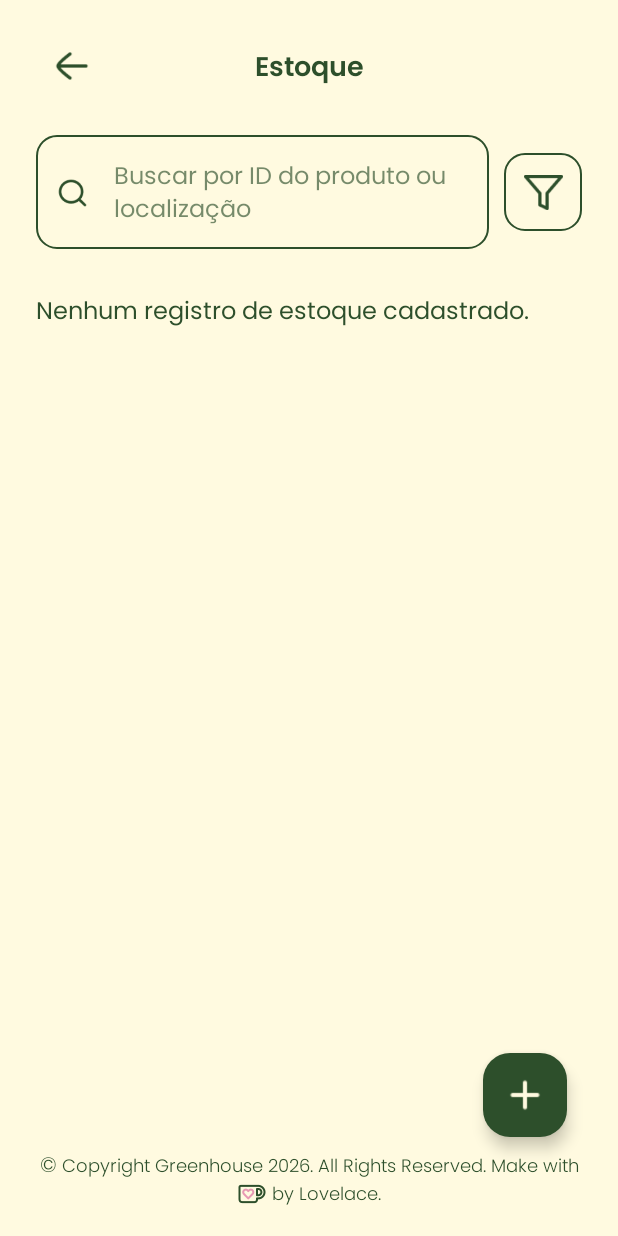
After one commit to TheLovelace/Greenhouse, an Android app built with Jetpack Compose: the composable EstoqueLista called with empty values, on a phone screen of 412 x 824 dp. The commit adds this screen. Run offline under Robolectric (Android 15) with nearby library versions, the phone set to English and light mode, and no system bars; our stand-ins replace Compose Multiplatform resources.

Commit message:
feat: adiciona telas de edição e listagem de estoque

```diff
--- /dev/null
+++ b/shared/src/commonMain/kotlin/org/greenhouse/ui/screens/estoque/EstoqueLista.kt
@@ -0,0 +1,234 @@
+@file:Suppress("ktlint:standard:function-naming")
+
+package org.greenhouse.ui.screens.estoque
+
+import androidx.compose.foundation.BorderStroke
+import androidx.compose.foundation.Image
+import androidx.compose.foundation.background
+import androidx.compose.foundation.border
+import androidx.compose.foundation.layout.Arrangement
+import androidx.compose.foundation.layout.Box
+import androidx.compose.foundation.layout.BoxWithConstraints
+import androidx.compose.foundation.layout.Column
+import androidx.compose.foundation.layout.PaddingValues
+import androidx.compose.foundation.layout.Row
+import androidx.compose.foundation.layout.Spacer
+import androidx.compose.foundation.layout.fillMaxSize
+import androidx.compose.foundation.layout.fillMaxWidth
+import androidx.compose.foundation.layout.height
+import androidx.compose.foundation.layout.padding
+import androidx.compose.foundation.layout.size
+import androidx.compose.foundation.lazy.LazyColumn
+import androidx.compose.foundation.lazy.items
+import androidx.compose.foundation.shape.RoundedCornerShape
+import androidx.compose.material3.DropdownMenu
+import androidx.compose.material3.DropdownMenuItem
+import androidx.compose.material3.FloatingActionButton
+import androidx.compose.material3.IconButton
+import androidx.compose.material3.OutlinedTextField
+import androidx.compose.material3.Text
+import androidx.compose.runtime.Composable
+import androidx.compose.runtime.getValue
+import androidx.compose.runtime.mutableStateOf
+import androidx.compose.runtime.remember
+import androidx.compose.runtime.setValue
+import androidx.compose.ui.Alignment
+import androidx.compose.ui.Modifier
+import androidx.compose.ui.unit.dp
+import greenhouse.shared.generated.resources.Res
+import greenhouse.shared.generated.resources.icon_adicionar_light
+import greenhouse.shared.generated.resources.icon_filtro
+import greenhouse.shared.generated.resources.icon_pesquisa
+import greenhouse.shared.generated.resources.icon_voltar
+import org.greenhouse.ui.screens.estoque.model.EstoqueItem
+import org.greenhouse.ui.screens.home.GreenhouseFooter
+import org.greenhouse.ui.theme.AppTypography
+import org.greenhouse.ui.theme.Background
+import org.greenhouse.ui.theme.GreenPrimary
+import org.greenhouse.ui.theme.PinkSecondary
+import org.greenhouse.ui.theme.TextPrimary
+import org.greenhouse.ui.theme.TextSecondary
+import org.jetbrains.compose.resources.painterResource
+
+private enum class FiltroEstoque(
+    val label: String,
+) {
+    TODOS("Todos"),
+    BLOQUEADOS("Bloqueados"),
+    ABAIXO_DO_MINIMO("Abaixo do mínimo"),
+}
+
+@Composable
+fun EstoqueLista(
+    estoques: List<EstoqueItem>,
+    onBack: () -> Unit,
+    onCreate: () -> Unit,
+    onEdit: (EstoqueItem) -> Unit,
+    onDelete: (EstoqueItem) -> Unit,
+) {
+    val typography = AppTypography()
+    var busca by remember { mutableStateOf("") }
+    var filtro by remember { mutableStateOf(FiltroEstoque.TODOS) }
+    var filtroExpandido by remember { mutableStateOf(false) }
+    var estoqueParaExcluir by remember { mutableStateOf<EstoqueItem?>(null) }
+
+    val estoquesFiltrados =
+        estoques.filter { estoque ->
+            val termo = busca.trim()
+            val correspondeBusca =
+                estoque.produtoId.toString().contains(termo, ignoreCase = true) ||
+                    estoque.localizacao.orEmpty().contains(termo, ignoreCase = true)
+            val correspondeFiltro =
+                when (filtro) {
+                    FiltroEstoque.TODOS -> true
+                    FiltroEstoque.BLOQUEADOS -> estoque.bloqueado
+                    FiltroEstoque.ABAIXO_DO_MINIMO -> estoque.quantidadeDisponivel <= estoque.quantidadeMinima
+                }
+            correspondeBusca && correspondeFiltro
+        }
+
+    BoxWithConstraints(
+        modifier = Modifier.fillMaxSize().background(Background).padding(horizontal = 24.dp, vertical = 18.dp),
+    ) {
+        val compactLayout = maxWidth < 600.dp
+        Column(modifier = Modifier.fillMaxSize()) {
+            Box(modifier = Modifier.fillMaxWidth().height(52.dp), contentAlignment = Alignment.Center) {
+                Text("Estoque", color = TextPrimary, style = typography.titleMedium)
+                IconButton(onClick = onBack, modifier = Modifier.align(Alignment.CenterStart).size(48.dp)) {
+                    Image(
+                        painter = painterResource(Res.drawable.icon_voltar),
+                        contentDescription = "Voltar",
+                        modifier = Modifier.size(32.dp),
+                    )
+                }
+            }
+
+            Spacer(Modifier.height(20.dp))
+
+            Row(
+                modifier = Modifier.fillMaxWidth(),
+                horizontalArrangement = Arrangement.spacedBy(10.dp),
+                verticalAlignment = Alignment.CenterVertically,
+            ) {
+                OutlinedTextField(
+                    value = busca,
+                    onValueChange = { busca = it },
+                    modifier = Modifier.weight(1f),
+                    placeholder = {
+                        Text("Buscar por ID do produto ou localização", color = TextPrimary.copy(alpha = 0.65f))
+                    },
+                    leadingIcon = {
+                        Image(
+                            painter = painterResource(Res.drawable.icon_pesquisa),
+                            contentDescription = null,
+                            modifier = Modifier.size(22.dp),
+                        )
+                    },
+                    singleLine = true,
+                    shape = RoundedCornerShape(14.dp),
+                    colors =
+                        androidx.compose.material3.OutlinedTextFieldDefaults.colors(
+                            focusedContainerColor = androidx.compose.ui.graphics.Color.Transparent,
+                            unfocusedContainerColor = androidx.compose.ui.graphics.Color.Transparent,
+                            focusedBorderColor = PinkSecondary,
+                            unfocusedBorderColor = GreenPrimary,
+                            focusedTextColor = TextPrimary,
+                            unfocusedTextColor = TextPrimary,
+                            cursorColor = GreenPrimary,
+                        ),
+                )
+                Box {
+                    IconButton(
+                        onClick = { filtroExpandido = true },
+                        modifier =
+                            Modifier
+                                .size(52.dp)
+                                .border(BorderStroke(1.dp, GreenPrimary), RoundedCornerShape(14.dp)),
+                    ) {
+                        Image(
+                            painter = painterResource(Res.drawable.icon_filtro),
+                            contentDescription = "Filtrar estoques",
+                            modifier = Modifier.size(26.dp),
+                        )
+                    }
+                    DropdownMenu(expanded = filtroExpandido, onDismissRequest = { filtroExpandido = false }) {
+                        FiltroEstoque.entries.forEach { opcao ->
+                            DropdownMenuItem(
+                                text = { Text(opcao.label, color = TextPrimary) },
+                                onClick = {
+                                    filtro = opcao
+                                    filtroExpandido = false
+                                },
+                            )
+                        }
+                    }
+                }
+            }
+
+            Spacer(Modifier.height(18.dp))
+            if (estoquesFiltrados.isEmpty()) {
+                Box(
+                    modifier = Modifier.weight(1f).fillMaxWidth(),
+                    contentAlignment = Alignment.TopStart,
+                ) {
+                    Text(
+                        text = if (estoques.isEmpty()) "Nenhum registro de estoque cadastrado." else "Nenhum estoque encontrado.",
+                        color = TextPrimary,
+                        style = typography.bodyLarge,
+                        modifier = Modifier.padding(top = 12.dp),
+                    )
+                }
+            } else {
+                LazyColumn(
+                    modifier = Modifier.weight(1f).fillMaxWidth(),
+                    contentPadding = PaddingValues(bottom = 92.dp),
+                    verticalArrangement = Arrangement.spacedBy(14.dp),
+                ) {
+                    items(estoquesFiltrados, key = { it.produtoId }) { estoque ->
+                        CardEstoque(
+                            estoque = estoque,
+                            onEdit = { onEdit(estoque) },
+                            onDelete = { estoqueParaExcluir = estoque },
+                        )
+                    }
+                }
+            }
+            Spacer(Modifier.height(12.dp))
+            GreenhouseFooter()
+        }
+
+        FloatingActionButton(
+            onClick = onCreate,
+            modifier = Modifier.align(Alignment.BottomEnd).padding(end = 10.dp, bottom = 48.dp),
+            shape = RoundedCornerShape(18.dp),
+            containerColor = GreenPrimary,
+            contentColor = androidx.compose.ui.graphics.Color.White,
+        ) {
+            Row(
+                modifier = Modifier.padding(horizontal = if (compactLayout) 0.dp else 16.dp),
+                horizontalArrangement = Arrangement.spacedBy(10.dp),
+                verticalAlignment = Alignment.CenterVertically,
+            ) {
+                Image(
+                    painter = painterResource(Res.drawable.icon_adicionar_light),
+                    contentDescription = null,
+                    modifier = Modifier.size(28.dp),
+                )
+                if (!compactLayout) {
+                    Text("Cadastrar estoque", color = TextSecondary, style = typography.labelLarge)
+                }
+            }
+        }
+    }
+
+    estoqueParaExcluir?.let { estoque ->
+        ModalConfirmacaoEstoque(
+            estoque = estoque,
+            onDismiss = { estoqueParaExcluir = null },
+            onConfirm = {
+                if (estoque.quantidadeReservada == 0) onDelete(estoque)
+                estoqueParaExcluir = null
+            },
+        )
+    }
+}
```
Also changed, not shown: shared/src/commonMain/kotlin/org/greenhouse/App.kt (+56 -7 lines), shared/src/commonMain/kotlin/org/greenhouse/ui/screens/estoque/CardEstoque.kt (added, +166 -0 lines), shared/src/commonMain/kotlin/org/greenhouse/ui/screens/estoque/EstoqueCadastro.kt (+41 -31 lines), shared/src/commonMain/kotlin/org/greenhouse/ui/screens/estoque/EstoqueEdicao.kt (added, +41 -0 lines), shared/src/commonMain/kotlin/org/greenhouse/ui/screens/estoque/ModalConfirmacaoEstoque.kt (added, +71 -0 lines), shared/src/commonMain/kotlin/org/greenhouse/ui/screens/estoque/model/EstoqueCadastroModels.kt (+9 -1 lines), shared/src/commonMain/kotlin/org/greenhouse/ui/screens/estoque/validation/EstoqueCadastroValidator.kt (+20 -14 lines), 1 other file.
